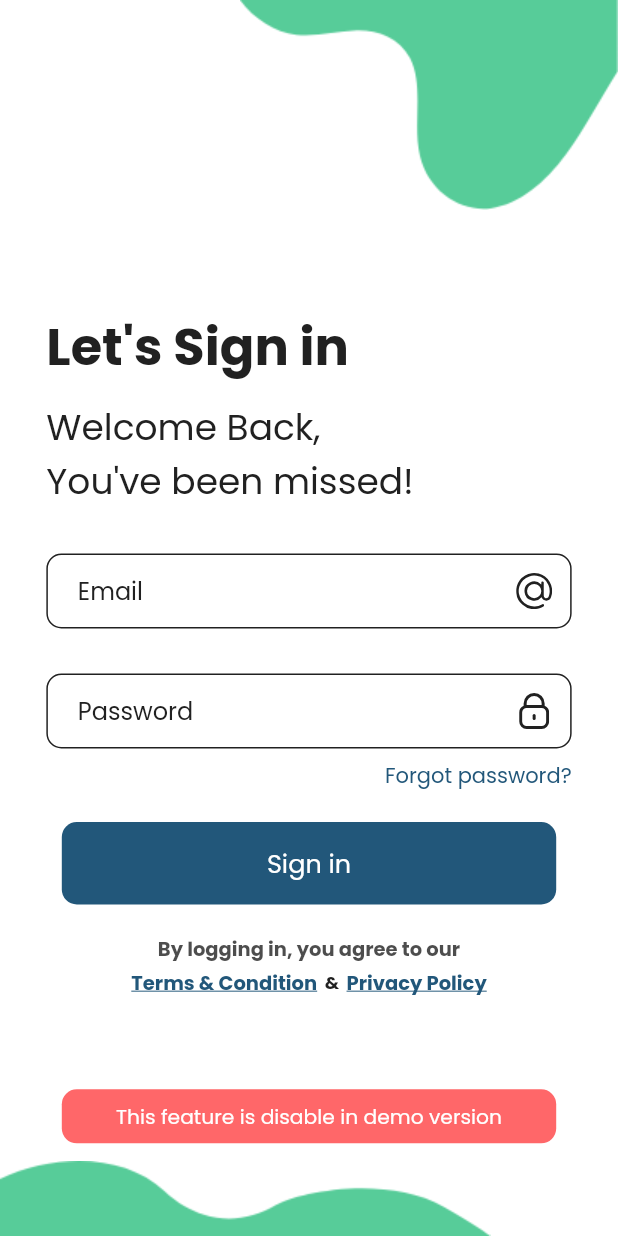
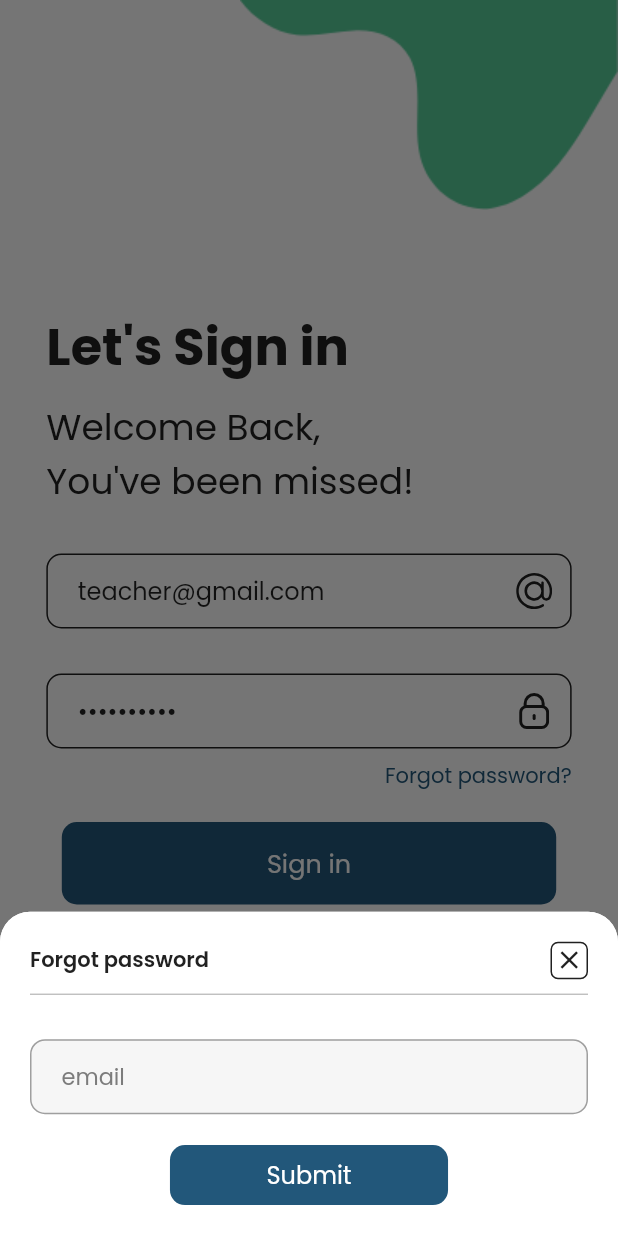
Before and after one commit to devalenya1/KAYAN_TEACHER_APP, a Flutter app: the LoginScreen screen opened by its route, after a tap on an icon or button, on a phone screen of 412 x 824 dp. Run offline on Flutter 3.47's test engine with Material 2 defaults, Android fonts, the phone set to English and light mode, and no system bars; our stand-ins replace bloc, cached_network_image, connectivity_plus, dio, dotted_border, file_picker and 15 more; missing offline and left inert: external_path; accounts and stored records are empty; network calls fail; project files that could hold a hidden picture were left out.

Commit message:
first commit

```diff
--- a/assets/languages/en.json
+++ b/assets/languages/en.json
@@ -245,5 +245,6 @@
   "marksMoreThanTotalMarks": "Marks Should not more than Total Marks",
   "pleaseEnterSomeData": "Please... Enter some data",
   "noDataFound": "No Data Found..!",
-  "pleaseEnterAllMarks": "Please Enter All Marks"
+  "pleaseEnterAllMarks": "Please Enter All Marks",
+  "noClassAssigned": "No class assigned to you yet!"
 }
--- a/assets/languages/hi.json
+++ b/assets/languages/hi.json
@@ -245,5 +245,6 @@
   "marksMoreThanTotalMarks": "अंक कुल प्राप्तांक से अधिक नहीं होना चाहिए ",
   "pleaseEnterSomeData": "कृपया ...  कुछ डेटा दर्ज करें ",
   "noDataFound": "कोई डेटा नहीं मिला ..!",
-  "pleaseEnterAllMarks": "कृपया सभी अंक दर्ज करें"
+  "pleaseEnterAllMarks": "कृपया सभी अंक दर्ज करें",
+  "noClassAssigned": "आपको अभी तक कोई कक्षा असाइन नहीं की गई है!"
 }
--- a/assets/languages/ur.json
+++ b/assets/languages/ur.json
@@ -245,5 +245,6 @@
   "marksMoreThanTotalMarks": "مارکس کو کل مارکس سے زیادہ نہیں چاہئے ",
   "pleaseEnterSomeData": "کریں گے ...  کچھ ڈیٹا داخل کریں ",
   "noDataFound": "کوئی ڈیٹا ملا ..!",
-  "pleaseEnterAllMarks": "براہ کرم تمام نشانات درج کریں۔"
+  "pleaseEnterAllMarks": "براہ کرم تمام نشانات درج کریں۔",
+  "noClassAssigned": "آپ کو ابھی تک کوئی کلاس تفویض نہیں کی گئی ہے"
 }
--- a/lib/cubits/myClassesCubit.dart
+++ b/lib/cubits/myClassesCubit.dart
@@ -32,8 +32,12 @@ class MyClassesCubit extends Cubit<MyClassesState> {
     try {
       final result = await _teacherRepository.myClasses();
 
-      emit(MyClassesFetchSuccess(
-          classes: result['classes'], primaryClass: result['primaryClass'],),);
+      emit(
+        MyClassesFetchSuccess(
+          classes: result['classes'],
+          primaryClass: result['primaryClass'],
+        ),
+      );
     } catch (e) {
       emit(MyClassesFetchFailure(e.toString()));
     }
@@ -70,22 +74,29 @@ class MyClassesCubit extends Cubit<MyClassesState> {
         .toList();
   }
 
-  ClassSectionDetails getClassSectionDetails(
-      {required String classSectionName,}) {
+  ClassSectionDetails getClassSectionDetails({
+    required String classSectionName,
+  }) {
     final classAndSection = classSectionName.split("-");
     try {
-      print(getAllClasses()
-          .where((element) =>
-              element.classDetails.name == classAndSection.first.trim() &&
-              element.sectionDetails.name == classAndSection.last.trim(),)
-          .first,);
+      print(
+        getAllClasses()
+            .where(
+              (element) =>
+                  element.classDetails.name == classAndSection.first.trim() &&
+                  element.sectionDetails.name == classAndSection.last.trim(),
+            )
+            .first,
+      );
     } catch (e) {
       print('error: $e');
     }
     return getAllClasses()
-        .where((element) =>
-            element.classDetails.name == classAndSection.first.trim() &&
-            element.sectionDetails.name == classAndSection.last.trim(),)
+        .where(
+          (element) =>
+              element.classDetails.name == classAndSection.first.trim() &&
+              element.sectionDetails.name == classAndSection.last.trim(),
+        )
         .first;
   }
 
--- a/lib/data/repositories/teacherRepository.dart
+++ b/lib/data/repositories/teacherRepository.dart
@@ -32,7 +32,6 @@ class TeacherRepository {
         useAuthToken: true,
         queryParameters: {"class_section_id": classSectionId},
       );
-
       return (result['data'] as List)
           .map(
             (subjectJson) => Subject.fromJson(Map.from(subjectJson['subject'])),
--- a/lib/ui/screens/class/widgets/subjectsContainer.dart
+++ b/lib/ui/screens/class/widgets/subjectsContainer.dart
@@ -63,14 +63,18 @@ class SubjectsContainer extends StatelessWidget {
                   SizedBox(
                     width: boxConstraints.maxWidth * (0.05),
                   ),
-                  Text(
+                  Expanded(
+                    child: Text(
                       subject.showType
                           ? subject.subjectNameWithType
                           : subject.name,
+                      overflow: TextOverflow.ellipsis,
+                      maxLines: 1,
                       style: TextStyle(
                         color: Theme.of(context).colorScheme.secondary,
                         fontWeight: FontWeight.w600,
                         fontSize: 14.0,
+                      ),
                     ),
                   )
                 ],
--- a/lib/ui/screens/login/loginScreen.dart
+++ b/lib/ui/screens/login/loginScreen.dart
@@ -31,24 +31,26 @@ class LoginScreen extends StatefulWidget {
 
 class _LoginScreenState extends State<LoginScreen>
     with TickerProviderStateMixin {
-  late AnimationController _animationController = AnimationController(
+  late final AnimationController _animationController = AnimationController(
       vsync: this, duration: const Duration(milliseconds: 1000));
 
-  late Animation<double> _patterntAnimation =
+  late final Animation<double> _patterntAnimation =
       Tween<double>(begin: 0.0, end: 1.0).animate(CurvedAnimation(
           parent: _animationController,
           curve: const Interval(0.0, 0.5, curve: Curves.easeInOut)));
 
-  late Animation<double> _formAnimation = Tween<double>(begin: 0.0, end: 1.0)
-      .animate(CurvedAnimation(
+  late final Animation<double> _formAnimation =
+      Tween<double>(begin: 0.0, end: 1.0).animate(CurvedAnimation(
           parent: _animationController,
           curve: const Interval(0.5, 1.0, curve: Curves.easeInOut)));
 
   bool _hidePassword = true;
-  TextEditingController _emailTextEditingController = TextEditingController();
 
-  TextEditingController _passwordTextEditingController =
-      TextEditingController();
+  final TextEditingController _emailTextEditingController =
+      TextEditingController(text: "teacher@gmail.com"); //DEFAULT EMAIL
+
+  final TextEditingController _passwordTextEditingController =
+      TextEditingController(text: "teacher123"); //DEFAULT PASSWORD
 
   @override
   void initState() {
--- a/lib/ui/widgets/customRoundedButton.dart
+++ b/lib/ui/widgets/customRoundedButton.dart
@@ -65,11 +65,13 @@ class CustomRoundedButton extends StatelessWidget {
                 "$buttonTitle",
                 maxLines: maxLines ?? 2,
                 overflow: TextOverflow.ellipsis,
+                textAlign: TextAlign.center,
                 style: TextStyle(
-                    fontSize: textSize ?? 17.0,
-                    color:
-                        titleColor ?? Theme.of(context).scaffoldBackgroundColor,
-                    fontWeight: fontWeight ?? FontWeight.normal,),
+                  fontSize: textSize ?? 17.0,
+                  color:
+                      titleColor ?? Theme.of(context).scaffoldBackgroundColor,
+                  fontWeight: fontWeight ?? FontWeight.normal,
+                ),
               ),
         ),
       ),
--- a/lib/utils/api.dart
+++ b/lib/utils/api.dart
@@ -99,7 +99,6 @@ class Api {
       final Dio dio = Dio();
       final FormData formData =
           FormData.fromMap(body, ListFormat.multiCompatible);
-
       final response = await dio.post(
         url,
         data: formData,
@@ -109,7 +108,6 @@ class Api {
         onSendProgress: onSendProgress,
         options: useAuthToken ? Options(headers: headers()) : null,
       );
-
       if (response.data['error']) {
         throw ApiException(response.data['code'].toString());
       }
--- a/lib/utils/constants.dart
+++ b/lib/utils/constants.dart
@@ -3,7 +3,7 @@
 import 'package:eschool_teacher/utils/labelKeys.dart';
 
 const String baseUrl =
-    "https://e-school.wrteam.in"; //https://testschool.wrteam.in
+    "http://kayan-bh.com/management/public";
 
 const String databaseUrl = "$baseUrl/api/";
 
--- a/lib/utils/labelKeys.dart
+++ b/lib/utils/labelKeys.dart
@@ -282,6 +282,7 @@ const String attendanceSubmittedSuccessfullyKey =
     "attendanceSubmittedSuccessfully";
 const String todayAttendanceKey = "todayAttendance";
 const String holidaysKey = "holidays";
+const String noClassAssignedKey = "noClassAssigned";
 const String noAnnouncementsKey = "noAnnouncements";
 const String noAssignmentsKey = "noAssignments";
 const String noTopicsKey = "noTopics";
--- a/lib/utils/uiUtils.dart
+++ b/lib/utils/uiUtils.dart
@@ -204,7 +204,7 @@ class UiUtils {
 
   static bool isDemoVersionEnable() {
     //If isDemoVersion is not declarer then it return always false
-    return true;
+    return false;
   }
 
   static int getStudyMaterialId(
--- a/pubspec.yaml
+++ b/pubspec.yaml
@@ -15,7 +15,7 @@ publish_to: 'none' # Remove this line if you wish to publish to pub.dev
 # In iOS, build-name is used as CFBundleShortVersionString while build-number used as CFBundleVersion.
 # Read more about iOS versioning at
 # https://developer.apple.com/library/archive/documentation/General/Reference/InfoPlistKeyReference/Articles/CoreFoundationKeys.html
-version: 1.0.4+5
+version: 1.0.5+7
 
 environment:
   sdk: ">=3.0.2 <4.0.0"
```
Also changed, not shown: lib/data/repositories/lessonRepository.dart (+14 -9 lines), lib/ui/screens/home/homeScreen.dart (+4 -4 lines), lib/ui/screens/home/widgets/homeContainer.dart (+12 -0 lines), lib/ui/screens/studentDetails/widgets/studentDetailsContainer.dart (+76 -0 lines), lib/ui/widgets/noDataContainer.dart (+37 -4 lines), assets/images/appLogo.png (added), 56 other files. Lines whose indentation alone changed are shown as unchanged.
